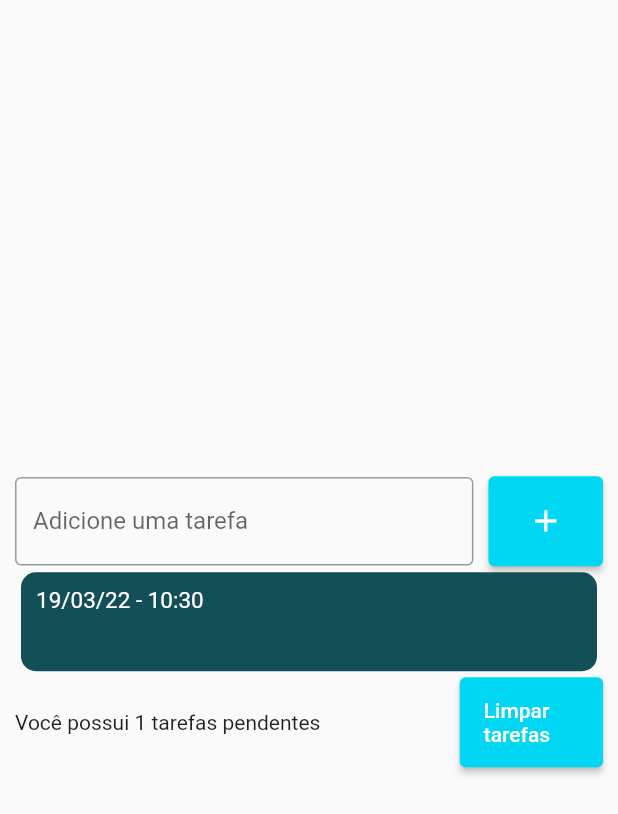
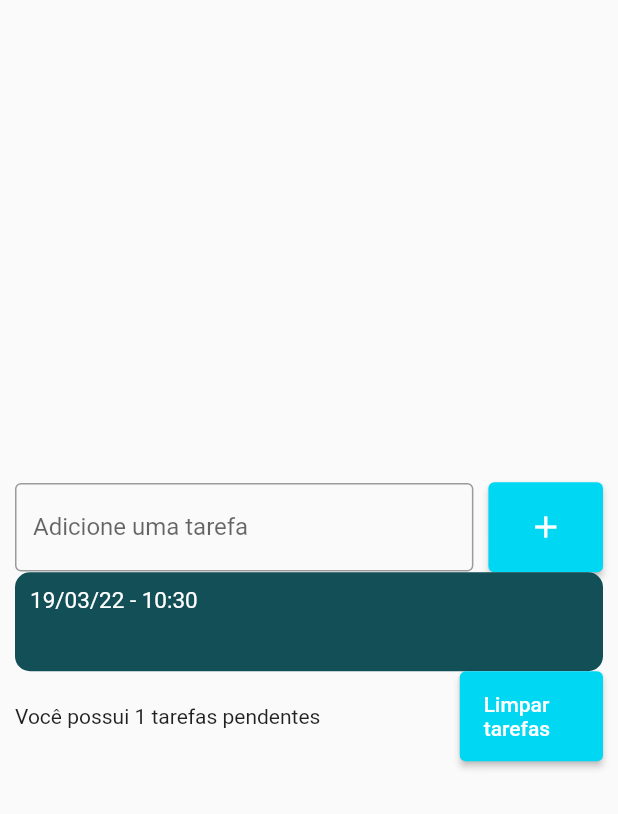
Before and after one commit to Anfacibry/lista, a Flutter app: the screen it shows after launch, after a tap on the "add" icon, on a phone screen of 412 x 824 dp. Shown: the top 814 px of the screen. Run offline on Flutter 3.47's test engine with Material 2 defaults, Android fonts, the phone set to English and light mode, and no system bars; drawn by our look-alikes of flutter_slidable.

Commit message:
atualizando lista

```diff
--- a/lib/widgets/lista_itens.dart
+++ b/lib/widgets/lista_itens.dart
@@ -1,4 +1,5 @@
 import 'package:flutter/material.dart';
+import 'package:flutter_slidable/flutter_slidable.dart';
 import 'package:intl/intl.dart';
 import 'package:lista/models/conteudo.dart';
 
@@ -12,15 +13,23 @@ class ListaDeItens extends StatelessWidget {
 
   @override
   Widget build(BuildContext context) {
-    return Container(
+    return Slidable(
+      actionPane: const SlidableStrechActionPane(),
+      secondaryActions: const [
+        IconSlideAction(
+          color: Color.fromARGB(255, 235, 104, 95),
+          icon: Icons.delete,
+          onTap: null,
+        )
+      ],
+      child: Container(
         decoration: BoxDecoration(
           color: const Color.fromARGB(255, 19, 79, 87),
           borderRadius: BorderRadius.circular(10),
         ),
         padding: const EdgeInsets.all(10),
-      margin: const EdgeInsets.all(4),
         child: Column(
-        crossAxisAlignment: CrossAxisAlignment.start,
+          crossAxisAlignment: CrossAxisAlignment.stretch,
           children: [
             Text(
               DateFormat("dd/MM/yy - HH:mm").format(item.dataHora),
@@ -39,6 +48,7 @@ class ListaDeItens extends StatelessWidget {
             ),
           ],
         ),
+      ),
     );
   }
 }
```
Lines whose indentation alone changed are shown as unchanged.
